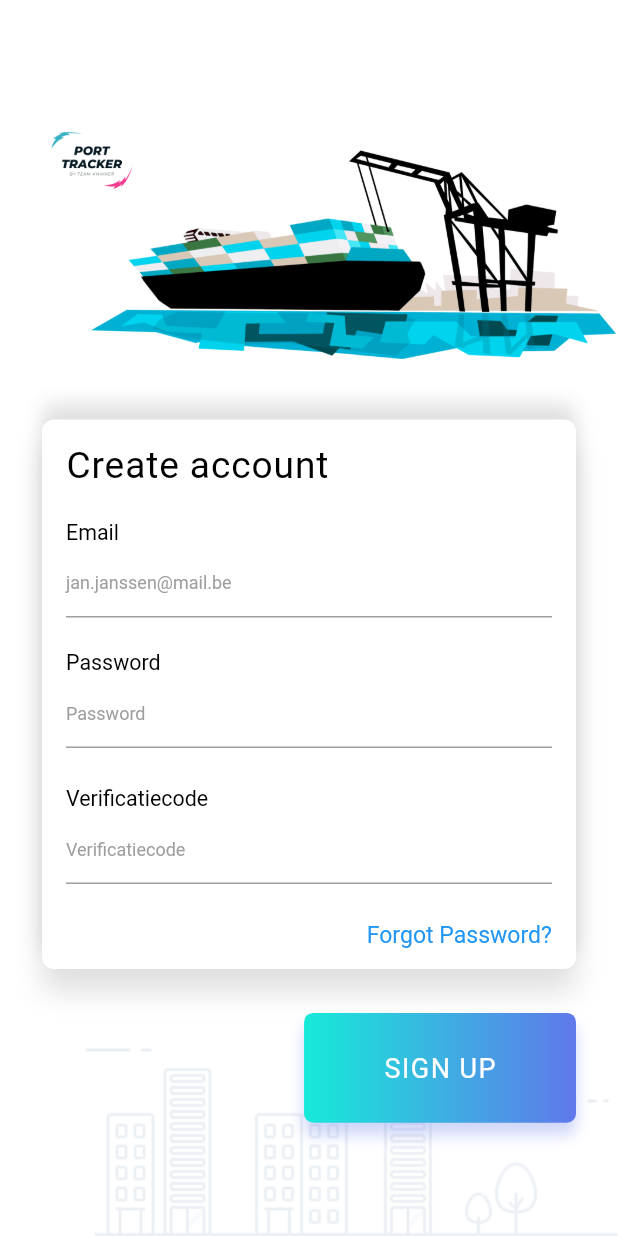
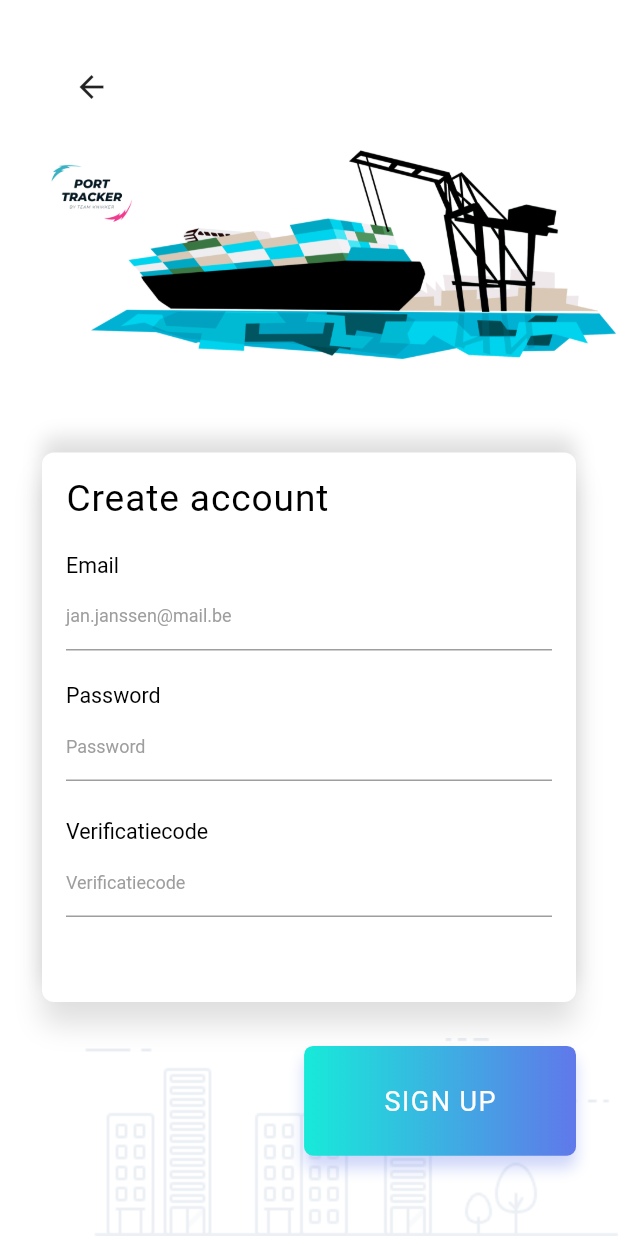
Before and after one commit to estebanbeerens/port_tracker_frontend, a Flutter app: the screen it shows after launch, after a tap on "Sign up", on a phone screen of 412 x 824 dp. Run offline on Flutter 3.47's test engine with Material 2 defaults, Android fonts, the phone set to English and light mode, and no system bars; our stand-ins replace flutter_screenutil, geolocator, google_maps_flutter, sliding_up_panel; missing offline and left inert: barcode_scan, loading; Roboto replaces fonts that are missing (Poppins-Bold, Poppins-Medium).

Commit message:
Changed login and singup layout slightly to remove errors on backpress

```diff
--- a/lib/ui/pages/login_page.dart
+++ b/lib/ui/pages/login_page.dart
@@ -266,12 +266,12 @@ class _LoginPageState extends State<LoginPage> {
                         ),
                         InkWell(
                           onTap: () {
-                            Navigator.pushReplacement(
-                                        context,
-                                        MaterialPageRoute(
-                                          settings: RouteSettings(name: "SignupPage"),
-                                          builder: (BuildContext context) => SignupPage()),
-                                      );
+                            Navigator.push(
+                              context,
+                              MaterialPageRoute(
+                                settings: RouteSettings(name: "SignupPage"),
+                                builder: (BuildContext context) => SignupPage()),
+                            );
                           },
                           child: Text("Sign up",
                               style: TextStyle(
@@ -292,7 +292,7 @@ class _LoginPageState extends State<LoginPage> {
           label: Text("Cheat"),
           backgroundColor: Color(0x39B1C3).withOpacity(0.7),
           onPressed: () {
-            Navigator.push(
+            Navigator.pushReplacement(
               context,
               MaterialPageRoute(builder: (context) => MainDrawer(0, null)),
             );
--- a/lib/ui/pages/signup_page.dart
+++ b/lib/ui/pages/signup_page.dart
@@ -45,15 +45,23 @@ class _SignupPageState extends State<SignupPage> {
               key: _formKey,
               autovalidate: _autoValidate,
               child: Padding(
-                padding: EdgeInsets.only(left: 28.0, right: 28.0, top: 60.0),
+                padding: EdgeInsets.only(left: 28.0, right: 28.0, top: 34.0),
                 child: Column(
                   children: <Widget>[
                     Row(
                       children: <Widget>[
-                        Image.asset(
-                          "assets/images/logo.png",
-                          width: ScreenUtil.getInstance().setWidth(120),
-                          height: ScreenUtil.getInstance().setHeight(120),
+                        Column(
+                          children: [
+                            IconButton(icon: Icon(Icons.arrow_back),
+                              onPressed: () {
+                                Navigator.of(context).pop();
+                              }),
+                            Image.asset(
+                              "assets/images/logo.png",
+                              width: ScreenUtil.getInstance().setWidth(120),
+                              height: ScreenUtil.getInstance().setHeight(120),
+                            )
+                          ]
                         )
                       ],
                     ),
@@ -143,19 +151,6 @@ class _SignupPageState extends State<SignupPage> {
                             SizedBox(
                               height: ScreenUtil.getInstance().setHeight(35),
                             ),
-                            Row(
-                              mainAxisAlignment: MainAxisAlignment.end,
-                              children: <Widget>[
-                                Text(
-                                  "Forgot Password?",
-                                  style: TextStyle(
-                                      color: Colors.blue,
-                                      fontFamily: "Poppins-Medium",
-                                      fontSize:
-                                          ScreenUtil.getInstance().setSp(28)),
-                                )
-                              ],
-                            )
                           ],
                         ),
                       ),
@@ -237,14 +232,11 @@ class _SignupPageState extends State<SignupPage> {
         ],
       ),
       // floatingActionButton: FloatingActionButton.extended(
-      //     icon: Icon(Icons.broken_image),
-      //     label: Text("Cheat"),
-      //     backgroundColor: Color(0x39B1C3).withOpacity(0.7),
+      //     icon: Icon(Icons.arrow_back),
+      //     label: Text("Go back"),
+      //     backgroundColor: Colors.white70,
       //     onPressed: () {
-      //       Navigator.push(
-      //         context,
-      //         MaterialPageRoute(builder: (context) => MainDrawer()),
-      //       );
+      //       Navigator.of(context).pop();
       //     }),
     );
   }
```
